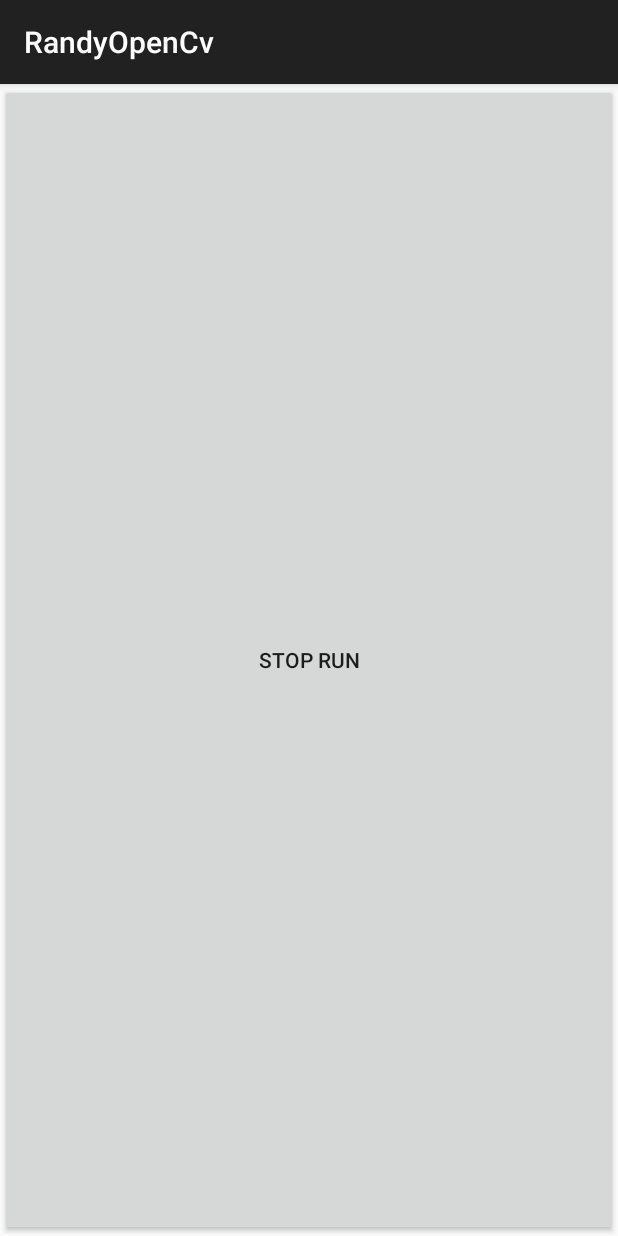
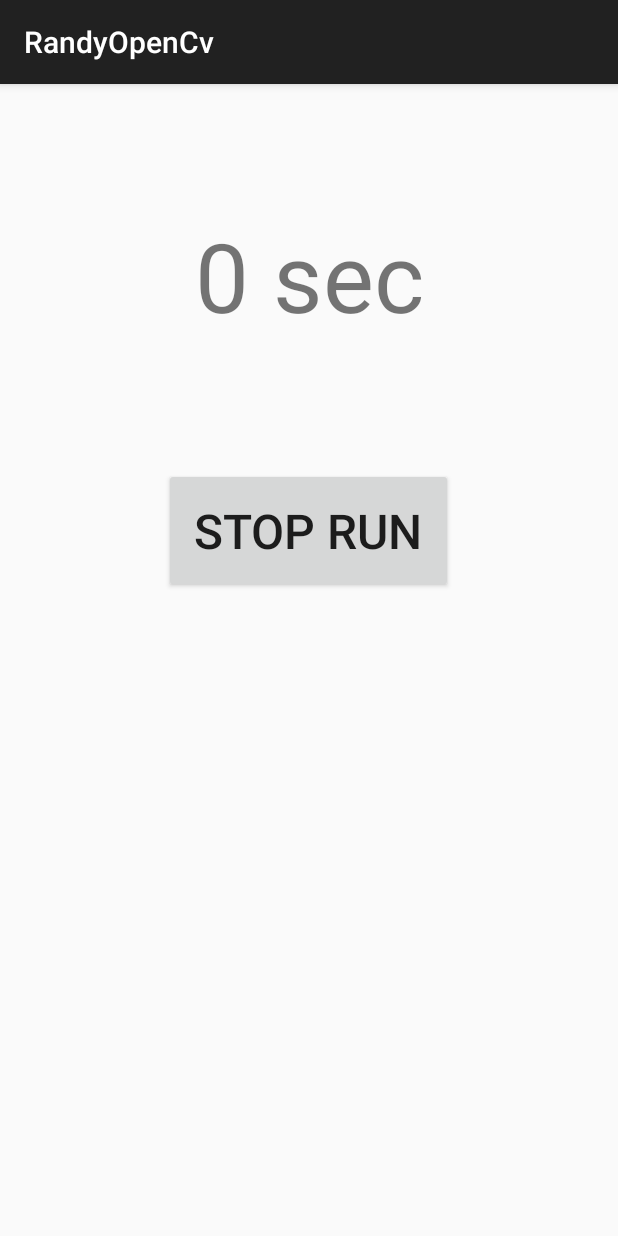
Before and after one commit to randyychan/battlehack_2015, an Android app: the LeaderRunningActivity screen opened directly, with no data from a screen before it, on a phone screen of 412 x 824 dp. Run offline under Robolectric (Android 15) with nearby library versions, the phone set to English and light mode, and no system bars; libraries missing offline, so code that uses them is left out: com.parse; 1 statement that could not run was skipped.

Commit message:
leader activity

```diff
--- a/app/src/main/java/demo/la/battlehack/com/activities/LeaderRunningActivity.java
+++ b/app/src/main/java/demo/la/battlehack/com/activities/LeaderRunningActivity.java
@@ -6,6 +6,7 @@ import android.support.v7.app.ActionBarActivity;
 import android.util.Log;
 import android.view.View;
 import android.widget.Button;
+import android.widget.TextView;
 
 import com.parse.ParseException;
 import com.parse.ParsePush;
@@ -21,6 +22,7 @@ import demo.la.battlehack.com.venmo.VenmoLibrary;
  * Created by ksutardji on 2/28/15.
  */
 public class LeaderRunningActivity extends ActionBarActivity implements TimerHelper.TimerTickListener {
+    TextView durationTextView;
     Button stop;
     boolean running = false;
     TimerHelper timerHelper;
@@ -31,6 +33,8 @@ public class LeaderRunningActivity extends ActionBarActivity implements TimerHel
         setContentView(R.layout.activity_leader);
 
         timerHelper = new TimerHelper(this);
+
+        durationTextView = (TextView) findViewById(R.id.durationTextView);
 
         stop = (Button) findViewById(R.id.stopButton);
         stop.setOnClickListener(new View.OnClickListener() {
@@ -83,7 +87,7 @@ public class LeaderRunningActivity extends ActionBarActivity implements TimerHel
         Log.e("Leader", "TICK");
 
         DataStore.totalTime++;
-
+        durationTextView.setText(DataStore.totalTime);
 
     }
 }
--- a/app/src/main/java/demo/la/battlehack/com/helpers/EmailHelper.java
+++ b/app/src/main/java/demo/la/battlehack/com/helpers/EmailHelper.java
@@ -34,10 +34,10 @@ public class EmailHelper {
             email.setFrom("noreply@nsa.battlehack");
             email.setSubject("Summary of Your Run!");
 
-            String text = "Thanks for using NoStringsAttached! Here is your summary!";
-            text += "Here is your summary:\n" +
+            String text = "Thanks for using NoStringsAttached! Here is your summary!\n";
+            text += "Here is your summary:\n\n" +
                     "Your running partner: " + DataStore.leader + "\n" +
-                    "You ran: " + DataStore.totalTime + " seconds.\n" +
+                    "You ran: " + DataStore.totalTime + " seconds\n" +
                     // TODO: add pictures or gifs
                     "\n" +
                     "Brought to you by NoStringsAttached";
--- a/app/src/main/res/layout/activity_leader.xml
+++ b/app/src/main/res/layout/activity_leader.xml
@@ -2,9 +2,25 @@
 <RelativeLayout xmlns:android="http://schemas.android.com/apk/res/android"
     android:layout_width="match_parent" android:layout_height="match_parent">
 
+    <TextView
+        android:id="@+id/durationTextView"
+        android:layout_width="fill_parent"
+        android:layout_height="128dp"
+        android:layout_marginTop="64dp"
+        android:textSize="64dp"
+        android:text="0 sec"
+        android:gravity="center"/>
+
     <Button
         android:id="@+id/stopButton"
-        android:layout_width="fill_parent"
-        android:layout_height="fill_parent"
-        android:text="Stop Run"/>
+        android:layout_width="wrap_content"
+        android:layout_height="wrap_content"
+        android:layout_marginTop="64dp"
+        android:padding="20dp"
+        android:paddingTop="24dp"
+        android:paddingBottom="24dp"
+        android:text="Stop Run"
+        android:textSize="32sp"
+        android:layout_centerHorizontal="true"
+        android:layout_below="@id/durationTextView"/>
 </RelativeLayout>
```
